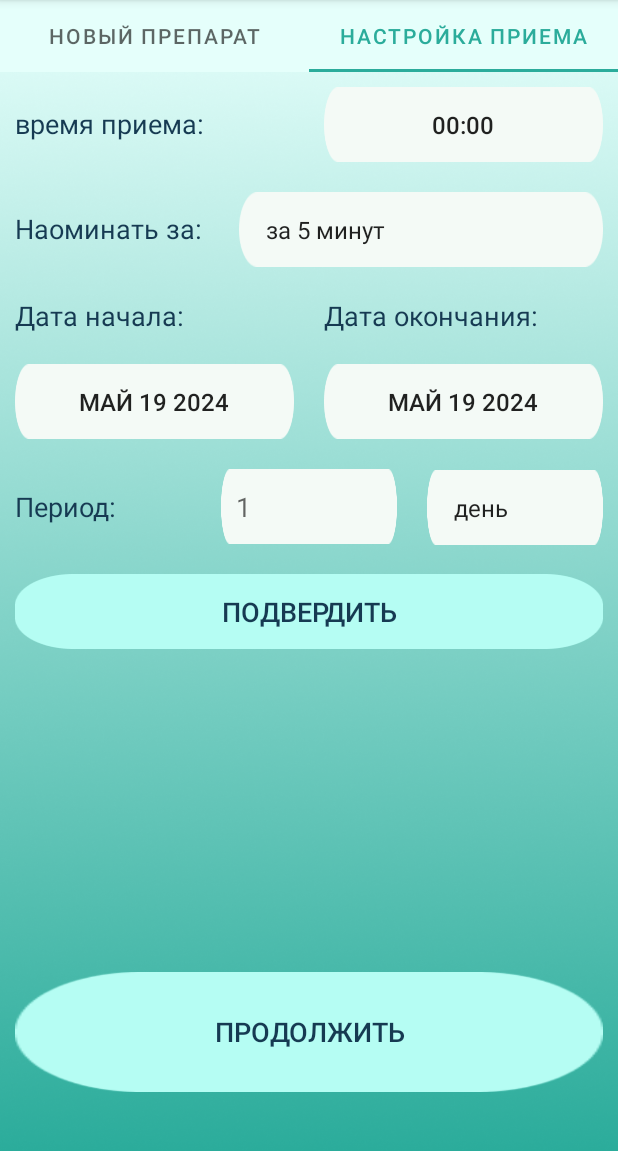
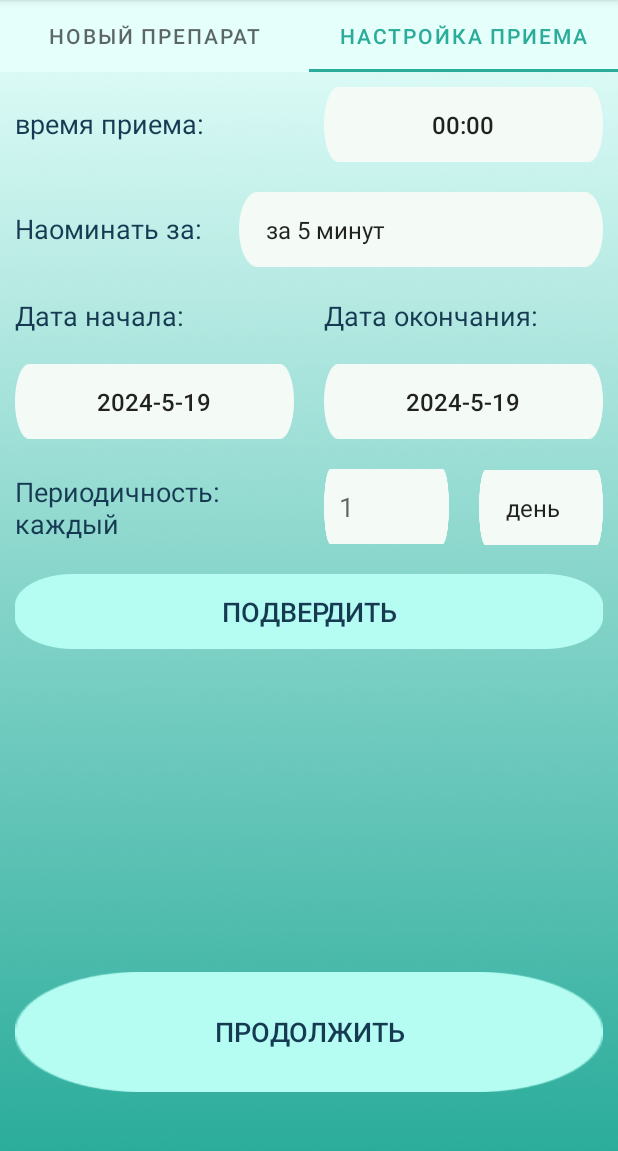
Before and after one commit to KaterrinaSilv/PillMeApplication, an Android app: the PillAddCard screen opened directly, with no data from a screen before it, tab 2 chosen, on a phone screen of 412 x 824 dp, the part 84-1235 px from its top. Run offline under Robolectric (Android 15) with nearby library versions, the phone set to English and light mode, and no system bars.

Commit message:
Main filter rv

```diff
--- a/app/src/main/AndroidManifest.xml
+++ b/app/src/main/AndroidManifest.xml
@@ -23,10 +23,10 @@
             android:name=".auth.Welcome"
             android:exported="false" />
         <activity
-            android:name=".MainActivity"
+            android:name=".auth.StartActivity"
             android:exported="false" />
         <activity
-            android:name=".auth.StartActivity"
+            android:name=".MainActivity"
             android:exported="true">
             <intent-filter>
                 <action android:name="android.intent.action.MAIN" />
--- a/app/src/main/java/ru/mirea/pillmeapplication/CustomRecyclerAdapter.kt
+++ b/app/src/main/java/ru/mirea/pillmeapplication/CustomRecyclerAdapter.kt
@@ -35,7 +35,7 @@ class CustomRecyclerAdapter(private val context: Context, private var pillList:
     var rowIndex: Int? = null
     override fun onBindViewHolder(holder: MyViewHolder, position: Int) {
         holder.tvName.text = pillList[position].name
-//        holder.tvTime.text = pillList[position].favoritePasta
+        holder.tvTime.text = pillList[position].time
         holder.itemView.setOnClickListener {
             rowIndex = position
             notifyDataSetChanged()
--- a/app/src/main/java/ru/mirea/pillmeapplication/MainDb.kt
+++ b/app/src/main/java/ru/mirea/pillmeapplication/MainDb.kt
@@ -5,7 +5,7 @@ import androidx.room.Database
 import androidx.room.Room
 import androidx.room.RoomDatabase
 
-@Database(entities = [Pill::class], version = 1)
+@Database(entities = [Pill::class], version = 3)
 abstract class MainDb : RoomDatabase() {
 
     abstract fun getDao(): Dao
--- a/app/src/main/java/ru/mirea/pillmeapplication/PillAddCard.kt
+++ b/app/src/main/java/ru/mirea/pillmeapplication/PillAddCard.kt
@@ -19,8 +19,8 @@ class PillAddCard : AppCompatActivity() {
     private val TAG: String = this::class.java.name
     private val dataModel: DataModel by viewModels()
 
-    private lateinit var newPill1: List<String>
-    private lateinit var newPill2: List<String>
+    private var newPill1: List<String> = listOf()
+    private var newPill2: List<String> = listOf()
 
 
     override fun onCreate(savedInstanceState: Bundle?) {
@@ -53,12 +53,15 @@ class PillAddCard : AppCompatActivity() {
                     newPill2[1],
                     newPill2[2],
                     newPill2[3],
-                    newPill2[4]
+                    newPill2[4].toInt(),
+                    newPill2[5]
                 )
                 Thread {
                     Log.d("onSaveClick", "addToDb")
                     db.getDao().insertItem(pill)
                 }.start()
+
+                startActivity(intent)
 
             }
         }
--- a/app/src/main/java/ru/mirea/pillmeapplication/addPill/fragments/FragmentTwo.kt
+++ b/app/src/main/java/ru/mirea/pillmeapplication/addPill/fragments/FragmentTwo.kt
@@ -32,6 +32,8 @@ class FragmentTwo : BaseFragment(R.layout.fragment_2) {
     private lateinit var dateStart: String
     private lateinit var dateEnd: String
     private lateinit var period: String
+    private lateinit var periodMean: String
+
 
     private val dataModel: DataModel by activityViewModels()
 
@@ -49,24 +51,21 @@ class FragmentTwo : BaseFragment(R.layout.fragment_2) {
         init()
 
         initDatePicker(btnDateStart)
-        btnDateStart.setText(getTodaysDate())
+        btnDateStart.text = getTodaysDate()
         btnDateStart.setOnClickListener {
             openDatePicker()
-            dateStart = btnDateStart.text.toString()
         }
 
         initDatePicker(btnDateEnd)
-        btnDateEnd.setText(getTodaysDate())
+        btnDateEnd.text = getTodaysDate()
         btnDateEnd.setOnClickListener {
             openDatePicker()
-            dateEnd = btnDateEnd.text.toString()
         }
 
         initTimePicker(btnTime)
-        btnTime.setText("00:00")
+        btnTime.text = "00:00"
         btnTime.setOnClickListener {
             openTimePicker()
-            time = btnTime.text.toString()
         }
 
 
@@ -74,8 +73,13 @@ class FragmentTwo : BaseFragment(R.layout.fragment_2) {
             if (binding.etPeriod.text != null && binding.etTimeBefore.selectedItem.toString() != null) {
                 period = binding.etPeriod.text.toString()
                 timeBefore = binding.etTimeBefore.selectedItem.toString()
-                dataModel.pillReception.value = listOf(time, timeBefore, dateStart, dateEnd, period)
-            } else{
+                dateStart = btnDateStart.text.toString()
+                dateEnd = btnDateEnd.text.toString()
+                time = btnTime.text.toString()
+                periodMean = binding.etPeriodMean.selectedItem.toString()
+                dataModel.pillReception.value = listOf(time, timeBefore, dateStart, dateEnd, period, periodMean)
+
+            } else {
                 Toast.makeText(context, "Пожалуйста, заполните все поля", Toast.LENGTH_SHORT).show()
             }
         }
@@ -101,8 +105,7 @@ class FragmentTwo : BaseFragment(R.layout.fragment_2) {
 
     private fun initTimePicker(btn: Button) {
         val timeSetListener =
-            TimePickerDialog.OnTimeSetListener{
-                timePicker, hour, minute ->
+            TimePickerDialog.OnTimeSetListener { timePicker, hour, minute ->
                 var time: String = makeTimeString(hour, minute)
                 btn.setText(time)
             }
@@ -110,8 +113,7 @@ class FragmentTwo : BaseFragment(R.layout.fragment_2) {
         val cal = Calendar.getInstance()
         val hour = cal[Calendar.HOUR_OF_DAY]
         val minute = cal[Calendar.MINUTE]
-
-        val style: Int = AlertDialog.THEME_HOLO_LIGHT
+        val style: Int = AlertDialog.THEME_DEVICE_DEFAULT_LIGHT
 
         timePickerDialog = TimePickerDialog(context!!, timeSetListener, hour, minute, true)
     }
@@ -123,24 +125,25 @@ class FragmentTwo : BaseFragment(R.layout.fragment_2) {
                 var month = month
                 month = month + 1
                 val date: String = makeDateString(day, month, year)
-                btn.setText(date)
+                btn.text = date
             }
+
         val cal = Calendar.getInstance()
         val year = cal[Calendar.YEAR]
         val month = cal[Calendar.MONTH]
         val day = cal[Calendar.DAY_OF_MONTH]
 
-        val style: Int = AlertDialog.THEME_HOLO_LIGHT
+        val style: Int = AlertDialog.THEME_DEVICE_DEFAULT_LIGHT
+        datePickerDialog = DatePickerDialog(context!!, dateSetListener, year, month, day)
 
-        datePickerDialog = DatePickerDialog(context!!, dateSetListener, year, month, day)
     }
 
     private fun makeTimeString(hour: Int, minute: Int): String {
         return "$hour:$minute"
     }
+
     private fun makeDateString(day: Int, month: Int, year: Int): String {
-        val monthString = getMonthFormat(month) // Assuming getMonthFormat returns a String
-        return "$monthString $day $year"
+        return "$year-$month-$day"
 
     }
 
@@ -174,9 +177,10 @@ class FragmentTwo : BaseFragment(R.layout.fragment_2) {
 
     }
 
-    fun openTimePicker(){
+    fun openTimePicker() {
         timePickerDialog.show()
     }
+
     fun openDatePicker() {
         datePickerDialog.show()
     }
--- a/app/src/main/res/layout/fragment_2.xml
+++ b/app/src/main/res/layout/fragment_2.xml
@@ -153,11 +153,10 @@
             android:layout_width="match_parent"
             android:layout_height="wrap_content"
             android:layout_marginStart="10dp"
-            android:layout_marginTop="10dp"
             android:layout_marginEnd="10dp"
             android:layout_marginBottom="10dp"
-            android:layout_weight="1"
-            android:text="Период: "
+            android:layout_weight="2"
+            android:text="Периодичность: каждый"
             android:textColor="@color/blue2"
             android:textSize="18sp" />
         <EditText
@@ -165,7 +164,7 @@
             android:layout_width="match_parent"
             android:layout_height="50dp"
             android:ems="10"
-            android:layout_weight="1"
+            android:layout_weight="3"
             android:inputType="textPersonName"
             android:textColor="@color/black"
             android:hint="1"
@@ -182,7 +181,7 @@
             android:layout_height="50dp"
             android:entries="@array/period"
             android:ems="10"
-            android:layout_weight="1"
+            android:layout_weight="3"
             android:inputType="textPersonName"
             android:textColor="@color/black"
             android:textSize="18sp"
```
Also changed, not shown: app/src/main/java/ru/mirea/pillmeapplication/MainActivity.kt (+94 -9 lines), app/src/main/java/ru/mirea/pillmeapplication/Pill.kt (+69 -2 lines), app/src/main/res/layout/activity_main.xml (+14 -13 lines).
